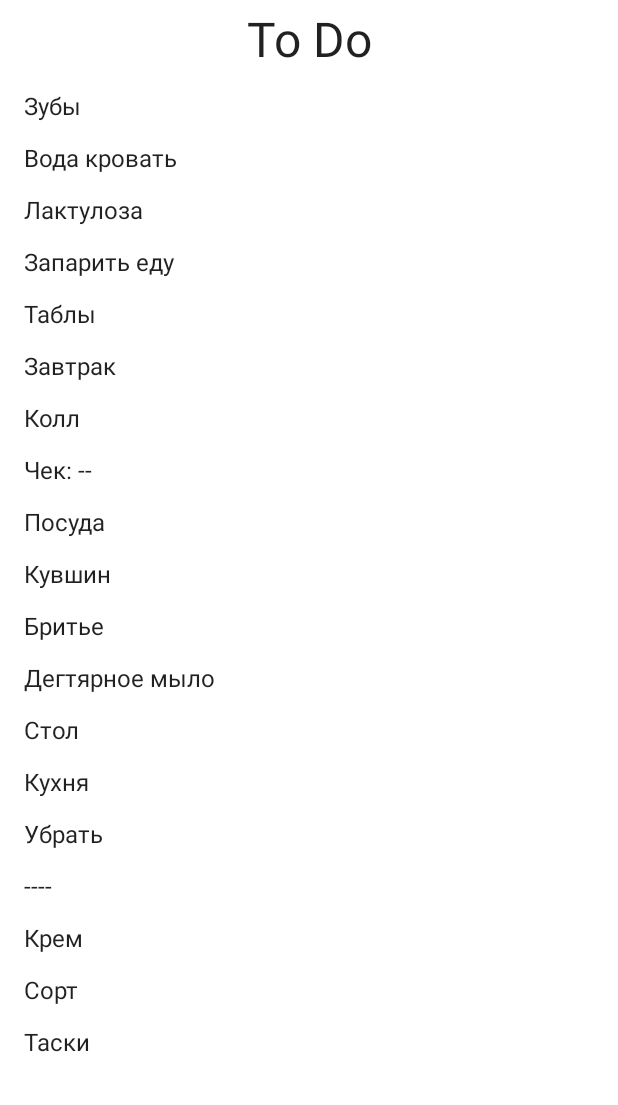
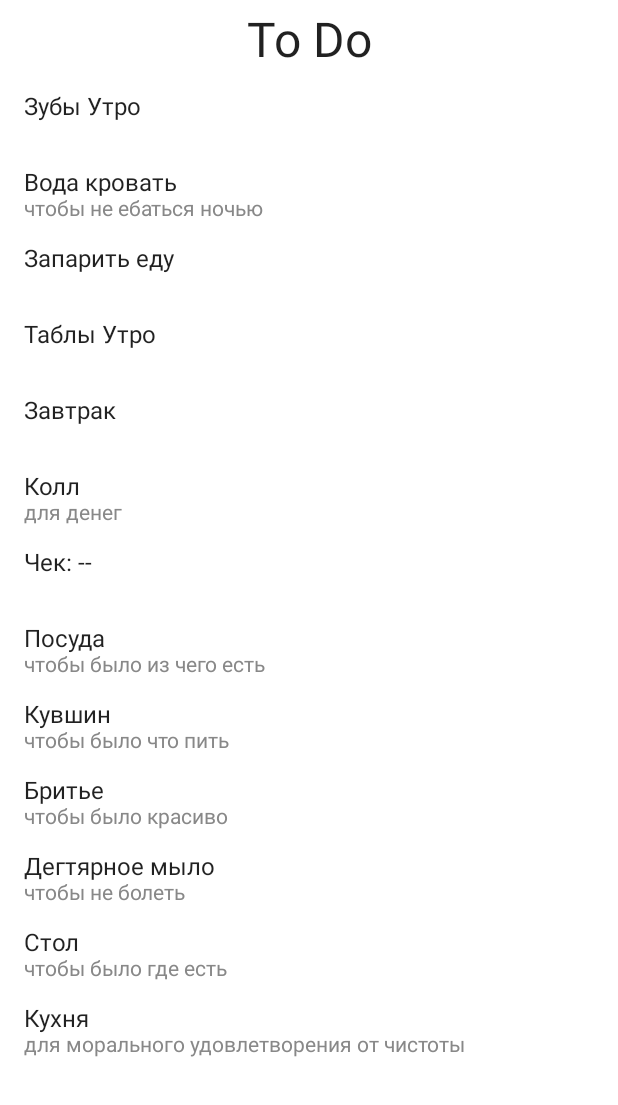
Before and after one commit to cucumber007/state, an Android app built with Jetpack Compose: the screen it shows after launch (MainActivity), after a tap on "Productive", on a phone screen of 412 x 824 dp, the part 131-1236 px from its top. Run offline under Robolectric (Android 15) with nearby library versions, the light colour scheme and no system bars.

Commit message:
Update ToDoS

```diff
--- a/app/src/main/java/com/spqrta/state/app/features/daily/personas/productive/ToDoList.kt
+++ b/app/src/main/java/com/spqrta/state/app/features/daily/personas/productive/ToDoList.kt
@@ -14,28 +14,33 @@ import kotlinx.serialization.Serializable
 @Serializable
 data class ToDoList(
     val items: List<TodoItem> = listOf(
-        TodoItem("Зубы"),
-        TodoItem("Вода кровать"),
-        TodoItem("Лактулоза"),
+        TodoItem("Зубы Утро"),
+        TodoItem("Вода кровать", "чтобы не ебаться ночью"),
         TodoItem("Запарить еду"),
-        TodoItem("Таблы"),
+        TodoItem("Таблы Утро"),
         TodoItem("Завтрак"),
-        TodoItem("Колл"),
+        TodoItem("Колл", "для денег"),
         TodoItem("Чек: --"),
-        TodoItem("Посуда"),
-        TodoItem("Кувшин"),
-        TodoItem("Бритье"),
-        TodoItem("Дегтярное мыло"),
-        TodoItem("Стол"),
-        TodoItem("Кухня"),
-        TodoItem("Убрать"),
+        TodoItem("Посуда", "чтобы было из чего есть"),
+        TodoItem("Кувшин", "чтобы было что пить"),
+        TodoItem("Бритье", "чтобы было красиво"),
+        TodoItem("Дегтярное мыло", "чтобы не болеть"),
+        TodoItem("Стол", "чтобы было где есть"),
+        TodoItem("Кухня", "для морального удовлетворения от чистоты"),
+        TodoItem("Убрать", "чтобы не муляло"),
         TodoItem("----"),
-        TodoItem("Крем"),
-        TodoItem("Сорт"),
-        TodoItem("Таски"),
-        TodoItem("Зарядка"),
-        TodoItem("Запасы"),
-        TodoItem("Подготовить еду"),
+        TodoItem("Крем", "для комфорта"),
+        TodoItem("Сорт", "для душевного покоя"),
+        TodoItem("Таски", "чтобы не забыть"),
+        TodoItem("Зарядка", "чтобы не болеть"),
+        TodoItem("Запасы", "чтобы потом не бегать"),
+        TodoItem("Подготовить еду", "чтобы не голодать"),
+        TodoItem("Таблы", "чтобы не болеть"),
+        TodoItem("----"),
+        TodoItem("Зубы Вечер", "чтобы ночью там ничего не размножалось"),
+        TodoItem("Таблы Вечер", "чтобы не болеть"),
+        TodoItem("Таски", "чтобы закончить день"),
+        TodoItem("Кл чек", "чтобы вовремя спохватиться"),
     )
 ) {
     companion object {
--- a/app/src/main/java/com/spqrta/state/app/features/daily/personas/productive/TodoItem.kt
+++ b/app/src/main/java/com/spqrta/state/app/features/daily/personas/productive/TodoItem.kt
@@ -5,5 +5,6 @@ import kotlinx.serialization.Serializable
 @Serializable
 data class TodoItem(
     val title: String,
+    val reason: String? = null,
     val checked: Boolean = false
 )
--- a/app/src/main/java/com/spqrta/state/ui/view/ViewStateView.kt
+++ b/app/src/main/java/com/spqrta/state/ui/view/ViewStateView.kt
@@ -8,6 +8,7 @@ import androidx.compose.foundation.layout.Column
 import androidx.compose.foundation.layout.Row
 import androidx.compose.foundation.layout.fillMaxWidth
 import androidx.compose.foundation.layout.padding
+import androidx.compose.foundation.layout.size
 import androidx.compose.foundation.rememberScrollState
 import androidx.compose.foundation.verticalScroll
 import androidx.compose.material.Button
@@ -22,6 +23,8 @@ import androidx.compose.ui.text.SpanStyle
 import androidx.compose.ui.text.buildAnnotatedString
 import androidx.compose.ui.text.style.TextDecoration
 import androidx.compose.ui.unit.Dp
+import androidx.compose.ui.unit.dp
+import androidx.compose.ui.unit.sp
 import com.spqrta.state.app.App
 import com.spqrta.state.app.action.ToDoListAction
 import com.spqrta.state.app.features.daily.personas.productive.SectionPayload
@@ -107,7 +110,19 @@ fun ViewStateView(viewState: ViewState) {
                                 }
                         ) {
                             Row {
-                                Text(text = item.title, modifier = Modifier.padding(end = Dp(8f)))
+                                Column {
+                                    Text(
+                                        text = item.title,
+                                        modifier = Modifier.padding(end = Dp(8f))
+                                    )
+                                    Text(
+                                        text = item.reason ?: "",
+                                        fontSize = 14.sp,
+                                        color = Color.Gray,
+                                        modifier = Modifier
+                                            .padding(end = Dp(8f))
+                                    )
+                                }
                                 if (item.checked) {
                                     Image(
                                         imageVector = Icons.Default.Check,
```
